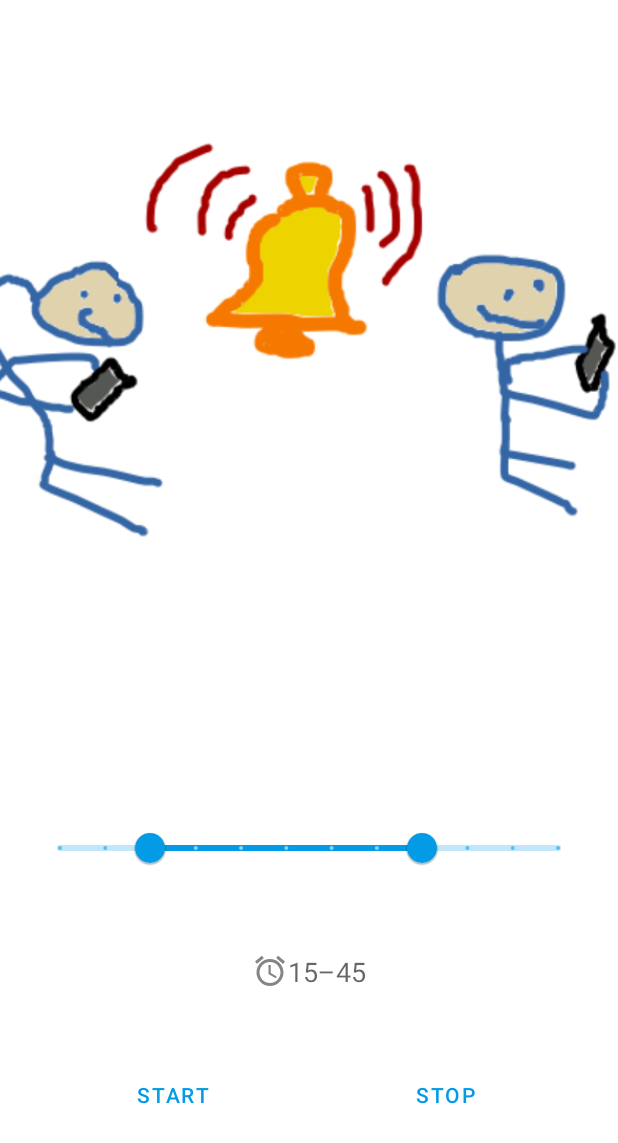
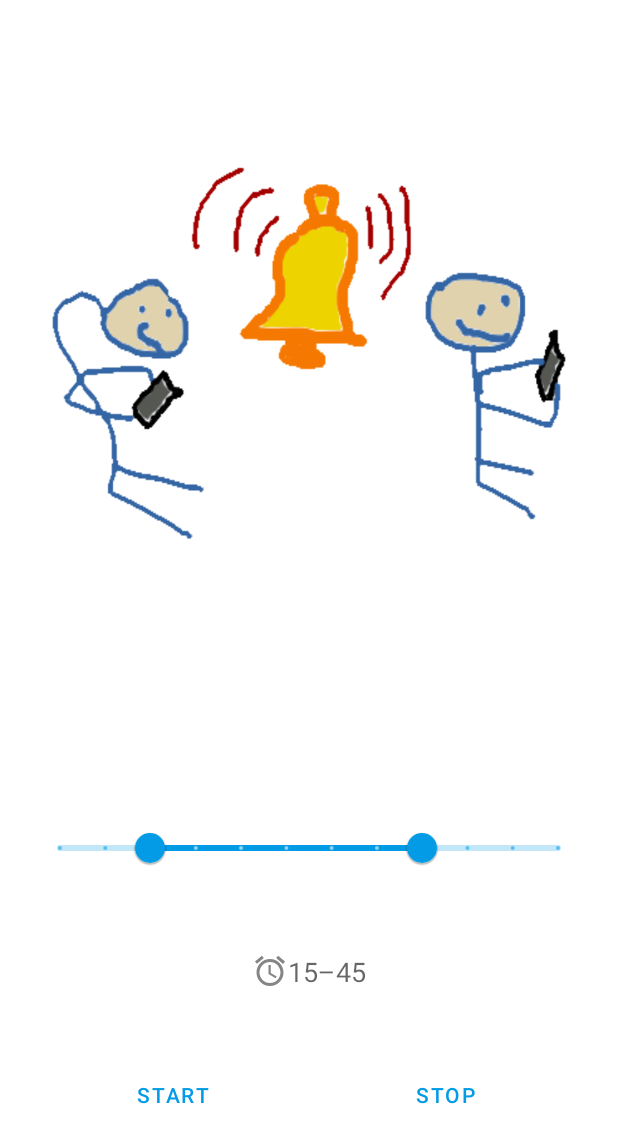
Before and after one commit to ushtipak/straighten-neck-for-kids, an Android app: the screen it shows after launch (MainActivity), on a phone screen of 412 x 824 dp. Shown: the top 1143 px of the screen. Run offline under Robolectric (Android 15) with nearby library versions, the phone set to English and light mode, and no system bars.

Commit message:
Ensure GFX is transparent :)

```diff
--- a/app/src/main/res/layout/activity_main.xml
+++ b/app/src/main/res/layout/activity_main.xml
@@ -9,7 +9,6 @@
     <androidx.constraintlayout.widget.ConstraintLayout
         android:layout_width="match_parent"
         android:layout_height="0dp"
-        android:background="@android:color/darker_gray"
         app:layout_constraintBottom_toTopOf="@+id/guide"
         app:layout_constraintEnd_toEndOf="parent"
         app:layout_constraintStart_toStartOf="parent"
@@ -19,9 +18,10 @@
 
         <ImageView
             android:layout_width="match_parent"
-            android:layout_height="match_parent"
-            android:src="@drawable/straighten_neck_for_kids"
-            android:scaleType="centerCrop" />
+            android:layout_height="wrap_content"
+            android:src="@drawable/straighten_neck_for_kids_transparent"
+            android:scaleType="fitXY"
+            android:contentDescription="@string/app_name" />
 
     </androidx.constraintlayout.widget.ConstraintLayout>
 
```
Also changed, not shown: app/src/main/res/drawable/straighten_neck_for_kids.png (deleted), app/src/main/res/drawable/straighten_neck_for_kids_transparent.png (added).
